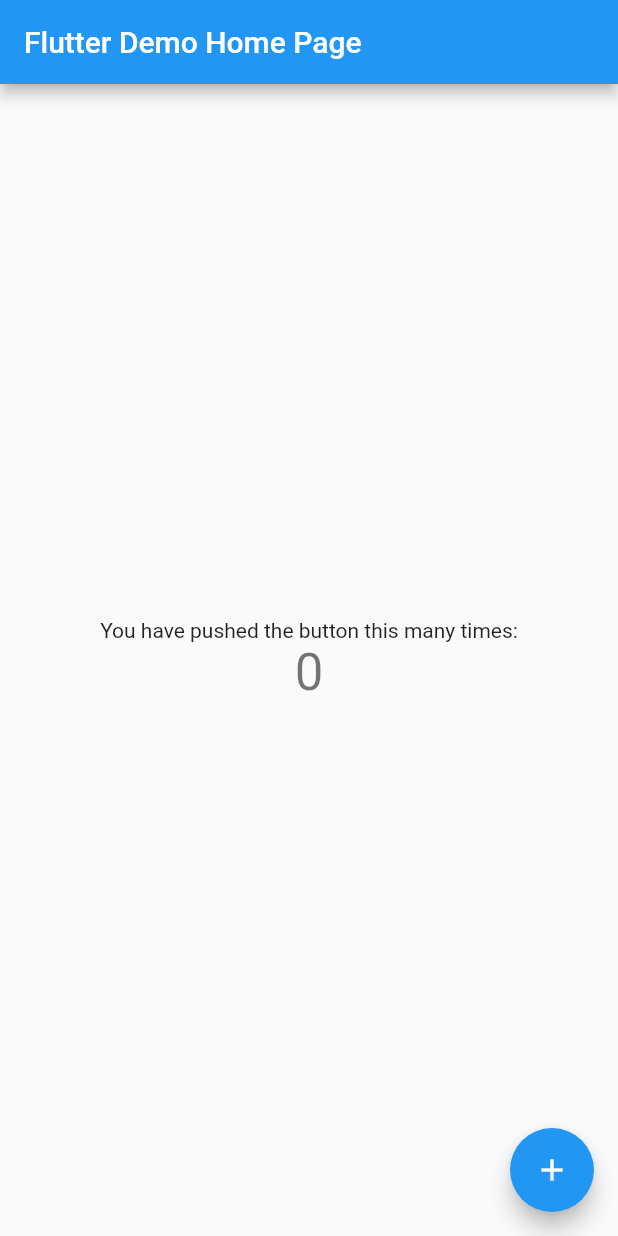
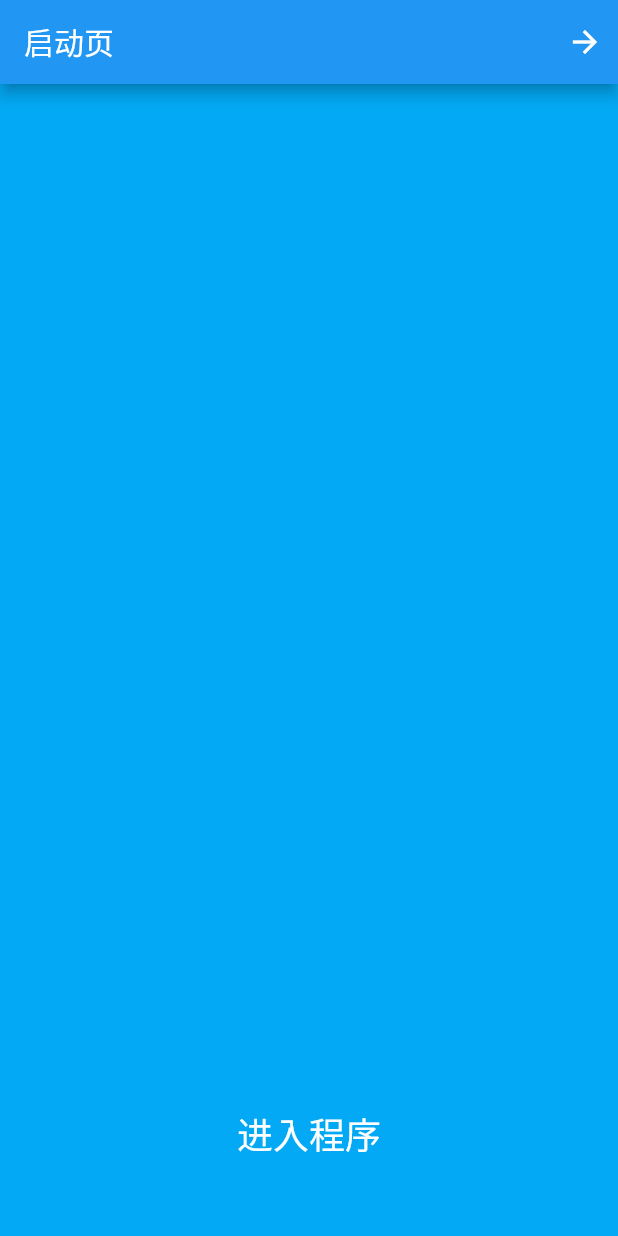
Before and after one commit to WitheredSkull/Flutter_Widget, a Flutter app: the screen it shows after launch, on a phone screen of 412 x 824 dp. Run offline on Flutter 3.47's test engine with Material 2 defaults, Android fonts, the light colour scheme and no system bars.

Commit message:
修改启动页和首页

```diff
--- a/lib/main.dart
+++ b/lib/main.dart
@@ -1,111 +1,20 @@
 import 'package:flutter/material.dart';
+import 'package:flutter_widget/splash.dart';
+import 'package:flutter_widget/widget.dart';
 
-void main() => runApp(MyApp());
+void main() => runApp(MainApp());
 
-class MyApp extends StatelessWidget {
-  // This widget is the root of your application.
+class MainApp extends StatelessWidget {
   @override
   Widget build(BuildContext context) {
     return MaterialApp(
-      title: 'Flutter Demo',
-      theme: ThemeData(
-        // This is the theme of your application.
-        //
-        // Try running your application with "flutter run". You'll see the
-        // application has a blue toolbar. Then, without quitting the app, try
-        // changing the primarySwatch below to Colors.green and then invoke
-        // "hot reload" (press "r" in the console where you ran "flutter run",
-        // or simply save your changes to "hot reload" in a Flutter IDE).
-        // Notice that the counter didn't reset back to zero; the application
-        // is not restarted.
-        primarySwatch: Colors.blue,
-      ),
-      home: MyHomePage(title: 'Flutter Demo Home Page'),
+      initialRoute: "/splash",
+      onGenerateRoute: (setting) {
+        return MaterialPageRoute(builder: (context) {
+          return Splash();
+        });
+      },
+      home: WidgetSamplePage(),
     );
   }
 }
-
-class MyHomePage extends StatefulWidget {
-  MyHomePage({Key key, this.title}) : super(key: key);
-
-  // This widget is the home page of your application. It is stateful, meaning
-  // that it has a State object (defined below) that contains fields that affect
-  // how it looks.
-
-  // This class is the configuration for the state. It holds the values (in this
-  // case the title) provided by the parent (in this case the App widget) and
-  // used by the build method of the State. Fields in a Widget subclass are
-  // always marked "final".
-
-  final String title;
-
-  @override
-  _MyHomePageState createState() => _MyHomePageState();
-}
-
-class _MyHomePageState extends State<MyHomePage> {
-  int _counter = 0;
-
-  void _incrementCounter() {
-    setState(() {
-      // This call to setState tells the Flutter framework that something has
-      // changed in this State, which causes it to rerun the build method below
-      // so that the display can reflect the updated values. If we changed
-      // _counter without calling setState(), then the build method would not be
-      // called again, and so nothing would appear to happen.
-      _counter++;
-    });
-  }
-
-  @override
-  Widget build(BuildContext context) {
-    // This method is rerun every time setState is called, for instance as done
-    // by the _incrementCounter method above.
-    //
-    // The Flutter framework has been optimized to make rerunning build methods
-    // fast, so that you can just rebuild anything that needs updating rather
-    // than having to individually change instances of widgets.
-    return Scaffold(
-      appBar: AppBar(
-        // Here we take the value from the MyHomePage object that was created by
-        // the App.build method, and use it to set our appbar title.
-        title: Text(widget.title),
-      ),
-      body: Center(
-        // Center is a layout widget. It takes a single child and positions it
-        // in the middle of the parent.
-        child: Column(
-          // Column is also layout widget. It takes a list of children and
-          // arranges them vertically. By default, it sizes itself to fit its
-          // children horizontally, and tries to be as tall as its parent.
-          //
-          // Invoke "debug painting" (press "p" in the console, choose the
-          // "Toggle Debug Paint" action from the Flutter Inspector in Android
-          // Studio, or the "Toggle Debug Paint" command in Visual Studio Code)
-          // to see the wireframe for each widget.
-          //
-          // Column has various properties to control how it sizes itself and
-          // how it positions its children. Here we use mainAxisAlignment to
-          // center the children vertically; the main axis here is the vertical
-          // axis because Columns are vertical (the cross axis would be
-          // horizontal).
-          mainAxisAlignment: MainAxisAlignment.center,
-          children: <Widget>[
-            Text(
-              'You have pushed the button this many times:',
-            ),
-            Text(
-              '$_counter',
-              style: Theme.of(context).textTheme.display1,
-            ),
-          ],
-        ),
-      ),
-      floatingActionButton: FloatingActionButton(
-        onPressed: _incrementCounter,
-        tooltip: 'Increment',
-        child: Icon(Icons.add),
-      ), // This trailing comma makes auto-formatting nicer for build methods.
-    );
-  }
-}
--- /dev/null
+++ b/lib/splash.dart
@@ -0,0 +1,57 @@
+import 'package:flutter/material.dart';
+
+class Splash extends StatelessWidget {
+  final title = "启动页";
+  var context;
+
+  @override
+  Widget build(BuildContext context) {
+    this.context = context;
+    return MaterialApp(
+      title: title,
+      home: _getHome(),
+    );
+  }
+
+  _getHome() => Scaffold(
+        backgroundColor: Colors.lightBlue,
+        appBar: AppBar(
+          title: Text(title),
+          actions: <Widget>[
+            InkWell(
+              child: Padding(
+                padding: EdgeInsets.only(right: 10),
+                child: GestureDetector(
+                  onTap: () {
+                    Navigator.pop(context);
+                  },
+                  child: Icon(
+                    Icons.arrow_forward,
+                  ),
+                ),
+              ),
+            )
+          ],
+        ),
+        body: Stack(
+          children: <Widget>[
+            Positioned(
+              child: MaterialButton(
+                onPressed: () {
+                  Navigator.pop(context);
+                },
+                textTheme: ButtonTextTheme.primary,
+                shape: CircleBorder(),
+                child: Text(
+                  "进入程序",
+                  style: TextStyle(color: Colors.white, fontSize: 24),
+                ),
+              ),
+              left: 0,
+              right: 0,
+              bottom: 44,
+            )
+          ],
+        ),
+      );
+}
```
Also changed, not shown: lib/widget.dart (added, +63 -0 lines), 1 other file.
